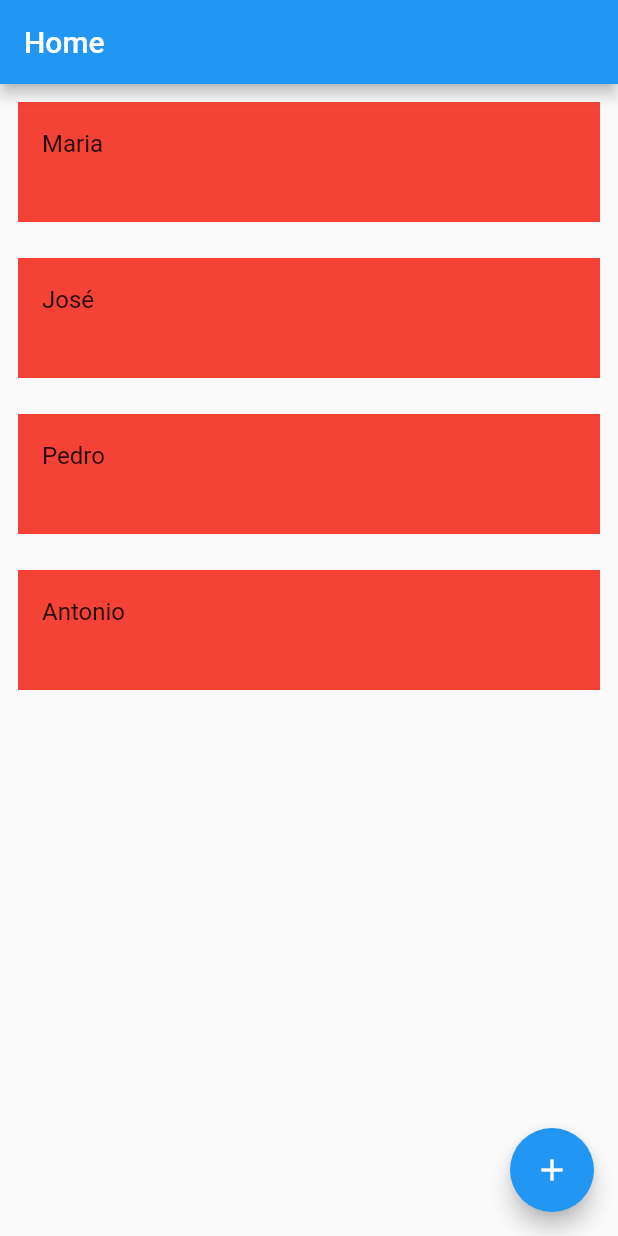
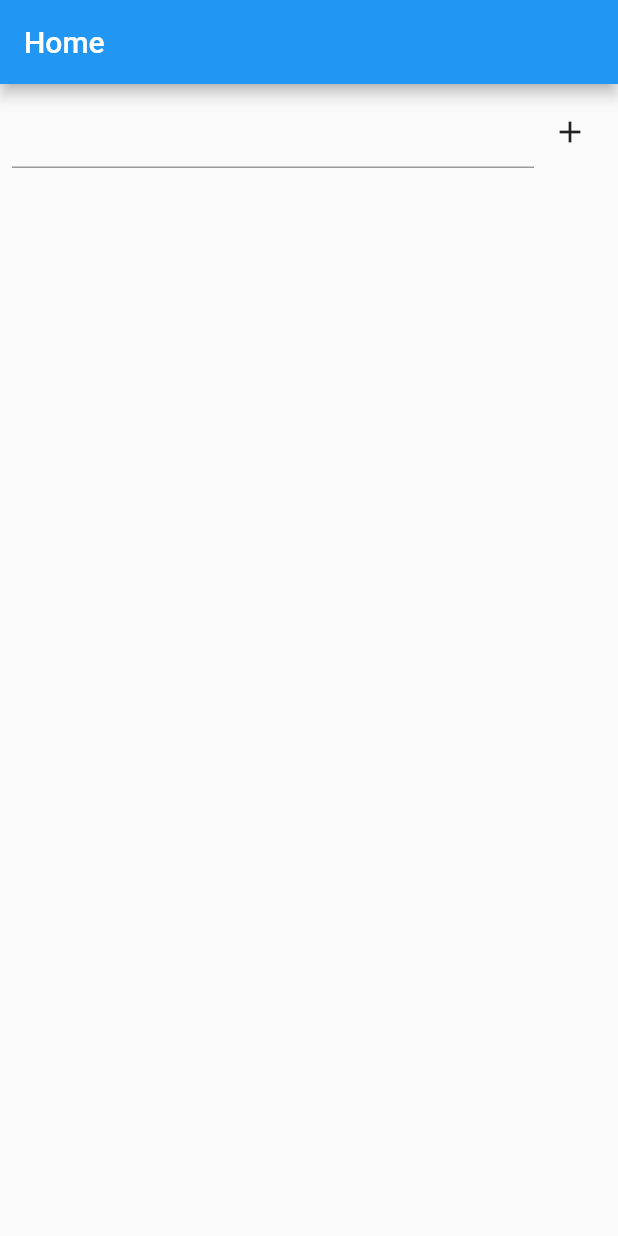
Before and after one commit to BrunaCriscuolo/hello_world_flutter, a Flutter app: the screen it shows after launch, after a tap on the "add" icon, on a phone screen of 412 x 824 dp. Run offline on Flutter 3.47's test engine with Material 2 defaults, Android fonts, the phone set to English and light mode, and no system bars.

Commit message:
feat: create list

```diff
--- a/lib/home_page.dart
+++ b/lib/home_page.dart
@@ -1,16 +1,15 @@
 import 'package:flutter/material.dart';
 
 class HomePage extends StatefulWidget {
-  const HomePage({super.key});
+  const HomePage({Key? key}) : super(key: key);
 
   @override
   State<HomePage> createState() => _HomePageState();
 }
 
 class _HomePageState extends State<HomePage> {
-  int counter = 0;
-
-  static const names = ['Maria', 'José', 'Pedro', 'Antonio'];
+  List<String> list = [];
+  final controller = TextEditingController();
 
   @override
   Widget build(BuildContext context) {
@@ -18,32 +17,42 @@ class _HomePageState extends State<HomePage> {
       appBar: AppBar(
         title: const Text('Home'),
       ),
-      body: SizedBox(
-        width: double.infinity,
-        height: double.infinity,
-        child: ListView.builder(
-          itemCount: names.length,
-          itemBuilder: (context, index) {
-            final name = names[index];
-            return Container(
-              width: 80,
-              height: 80,
-              color: Colors.red,
-              margin: const EdgeInsets.all(12),
-              child: ListTile(
-                title: Text(name),
-              ),
-            );
-          },
-        ),
-      ),
-      floatingActionButton: FloatingActionButton(
-        child: const Icon(Icons.add),
-        onPressed: () {
-          setState(() {
-            counter++;
-          });
-        },
+      body: Column(
+        children: [
+          Padding(
+            padding: const EdgeInsets.all(8),
+            child: Row(
+              children: [
+                Expanded(
+                  child: TextField(controller: controller),
+                ),
+                IconButton(
+                  icon: const Icon(Icons.add),
+                  onPressed: () {
+                    final text = controller.text;
+                    print(text);
+                    setState(() {
+                      list.add(text);
+                      controller.clear(); // Limpar o campo de texto
+                    });
+                  },
+                )
+              ],
+            ),
+          ),
+          Expanded(
+            child: ListView.builder(
+              itemCount: list.length,
+              itemBuilder: (context, index) {
+                final item = list[index];
+
+                return ListTile(
+                  title: Text(item),
+                );
+              },
+            ),
+          )
+        ],
       ),
     );
   }
```
